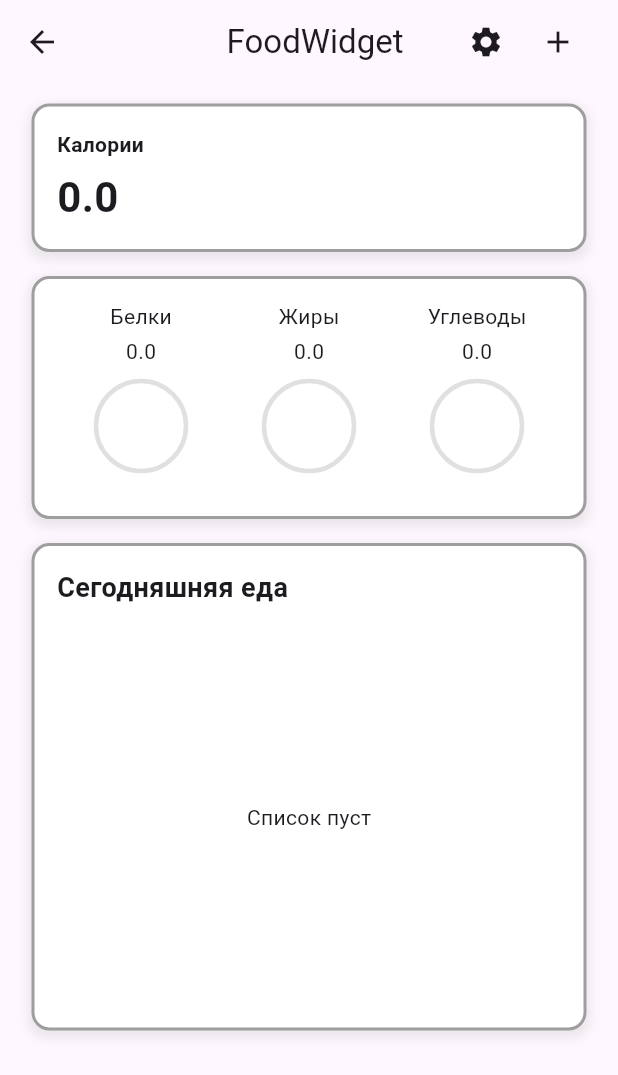
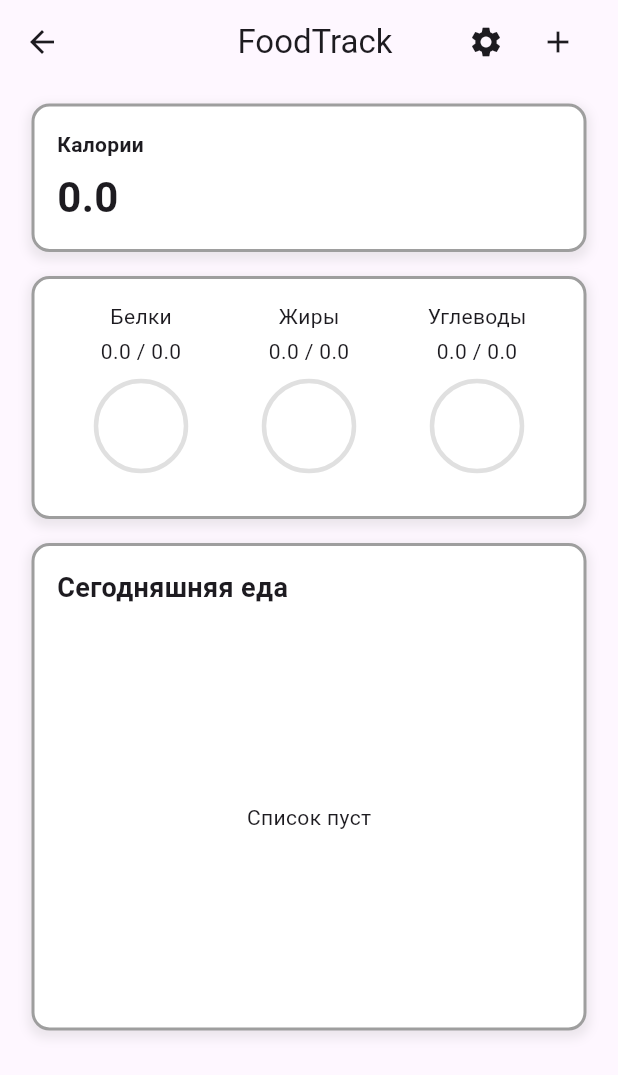
Before and after one commit to strell0213/GymTrack, a Flutter app: the screen it shows after launch, after a tap on the "fastfood" icon, on a phone screen of 412 x 824 dp. Shown: the top 1075 px of the screen. Run offline on Flutter 3.47's test engine with Material 3 defaults, Android fonts, the phone set to English and light mode, and no system bars; our stand-ins replace fl_chart, flutter_local_notifications, flutter_slidable, flutter_timezone, shared_preferences, timezone.

Commit message:
Обновляем foodTrack при добавлении

```diff
--- a/flutter_application_1/lib/ui/widgets/add_food_model.dart
+++ b/flutter_application_1/lib/ui/widgets/add_food_model.dart
@@ -1,6 +1,7 @@
 import 'package:flutter/material.dart';
 import 'package:flutter_application_1/domain/entity/food.dart';
 import 'package:flutter_application_1/domain/services/food_service.dart';
+import 'package:flutter_application_1/ui/widgets/food_model.dart';
 
 class AddFoodModel extends ChangeNotifier {
   TextEditingController nameController = TextEditingController();
@@ -10,8 +11,9 @@ class AddFoodModel extends ChangeNotifier {
   TextEditingController carbohydratesController = TextEditingController();
 
   final FoodService _foodService = FoodService();
+  final FoodModel _foodModel;
 
-  AddFoodModel();
+  AddFoodModel(this._foodModel);
 
   Future<void> addNewFood() async{
     int newID = await _foodService.newID();
@@ -24,6 +26,7 @@ class AddFoodModel extends ChangeNotifier {
 
     foods.add(newFood);
     await _foodService.saveFoods(foods);
+    _foodModel.UpdateAll();
   }
 
 }
--- a/flutter_application_1/lib/ui/widgets/food_model.dart
+++ b/flutter_application_1/lib/ui/widgets/food_model.dart
@@ -87,9 +87,9 @@ class FoodModel extends ChangeNotifier {
     final settings = await _foodsettingsService.loadFoodSettings();
     final setting = settings[0];
 
-    fullProtien = setting.weight * setting.oneProtein;
-    fullFats = setting.weight * setting.oneFats;
-    fullCarbohydrates = setting.weight * setting.oneCar;
+    fullProtien = (setting.weight * setting.oneProtein).roundToDouble();
+    fullFats = (setting.weight * setting.oneFats).roundToDouble();
+    fullCarbohydrates = (setting.weight * setting.oneCar).roundToDouble();
   }
 
   Future<void> CheckParametrs() async
--- a/flutter_application_1/lib/ui/widgets/food_widget.dart
+++ b/flutter_application_1/lib/ui/widgets/food_widget.dart
@@ -20,7 +20,7 @@ class FoodWidget extends StatelessWidget {
         title: Row(
           children: [
             SizedBox(width: 48, height: 48,),
-            Expanded(child: Center(child: Text('FoodWidget'))),
+            Expanded(child: Center(child: Text('FoodTrack'))),
             IconButton(
               onPressed: () async{
                 await Navigator.push(
@@ -41,7 +41,7 @@ class FoodWidget extends StatelessWidget {
                   context,
                   MaterialPageRoute(
                     builder: (_) => ChangeNotifierProvider(
-                      create: (_) => AddFoodModel(),
+                      create: (_) => AddFoodModel(VM),
                       child: AddFoodWidget(),
                     ),
                   ),
@@ -177,11 +177,12 @@ class _FoodsListWidget extends StatelessWidget {
             ),
             child:
             ListTile(
-              title: Text(food.name),
+              title: Text(food.name, style: TextStyle(fontWeight: FontWeight.bold),),
               subtitle: Column(
                 children: [
                   Column(
                     children: [
+                      SizedBox(height: 5,),
                       Row(
                         children: [
                           Text('Калории: '),
@@ -192,21 +193,21 @@ class _FoodsListWidget extends StatelessWidget {
                       Row(
                         children: [
                           Text('Белки: '),
-                          Text(food.proteins.toString()),
+                          Text(food.proteins.toString() + ' гр.'),
                         ],
                       ),
                       SizedBox(height: 5,),
                       Row(
                         children: [
                           Text('Жиры: '),
-                          Text(food.fats.toString()),
+                          Text(food.fats.toString() + ' гр.'),
                         ],
                       ),
                       SizedBox(height: 5,),
                       Row(
                         children: [
                           Text('Углеводы: '),
-                          Text(food.carbohydrates.toString()),
+                          Text(food.carbohydrates.toString() + ' гр.'),
                         ],
                       ),
                     ],
@@ -276,9 +277,9 @@ class _PFCValueWidget extends StatelessWidget {
   Widget build(BuildContext context) {
     return Row(
       children: [
-        Expanded(child: Center(child: Text(VM.ProteinValue.toString()),)),
-        Expanded(child: Center(child: Text(VM.FatsValue.toString()),)),
-        Expanded(child: Center(child: Text(VM.Carbohydrates.toString()),))
+        Expanded(child: Center(child: Text(VM.ProteinValue.toString() + ' / '+VM.fullProtien.toString()),)),
+        Expanded(child: Center(child: Text(VM.FatsValue.toString() + ' / '+VM.fullFats.toString()),)),
+        Expanded(child: Center(child: Text(VM.Carbohydrates.toString() + ' / '+VM.fullCarbohydrates.toString()),))
       ],
     );
   }
@@ -303,7 +304,7 @@ class _PFCDetailsWidget extends StatelessWidget {
               value: VM.GetNowProteins(),
               strokeWidth: 3.0,
               backgroundColor: Colors.grey[300],
-              valueColor: AlwaysStoppedAnimation<Color>(Colors.blue),
+              valueColor: AlwaysStoppedAnimation<Color>(VM.GetNowProteins() <= 1.0 ? Colors.blue : Colors.red),
             ),
           )
         )),
@@ -315,7 +316,7 @@ class _PFCDetailsWidget extends StatelessWidget {
               value: VM.GetNowFats(),
               strokeWidth: 3.0,
               backgroundColor: Colors.grey[300],
-              valueColor: AlwaysStoppedAnimation<Color>(Colors.blue),
+              valueColor: AlwaysStoppedAnimation<Color>(VM.GetNowFats() <= 1.0 ? Colors.blue : Colors.red),
             ),
           )
         )),
@@ -327,7 +328,7 @@ class _PFCDetailsWidget extends StatelessWidget {
               value: VM.GetNowCar(),
               strokeWidth: 3.0,
               backgroundColor: Colors.grey[300],
-              valueColor: AlwaysStoppedAnimation<Color>(Colors.blue),
+              valueColor: AlwaysStoppedAnimation<Color>(VM.GetNowCar() <= 1.0 ? Colors.blue : Colors.red),
             ),
           )
         )),
```
